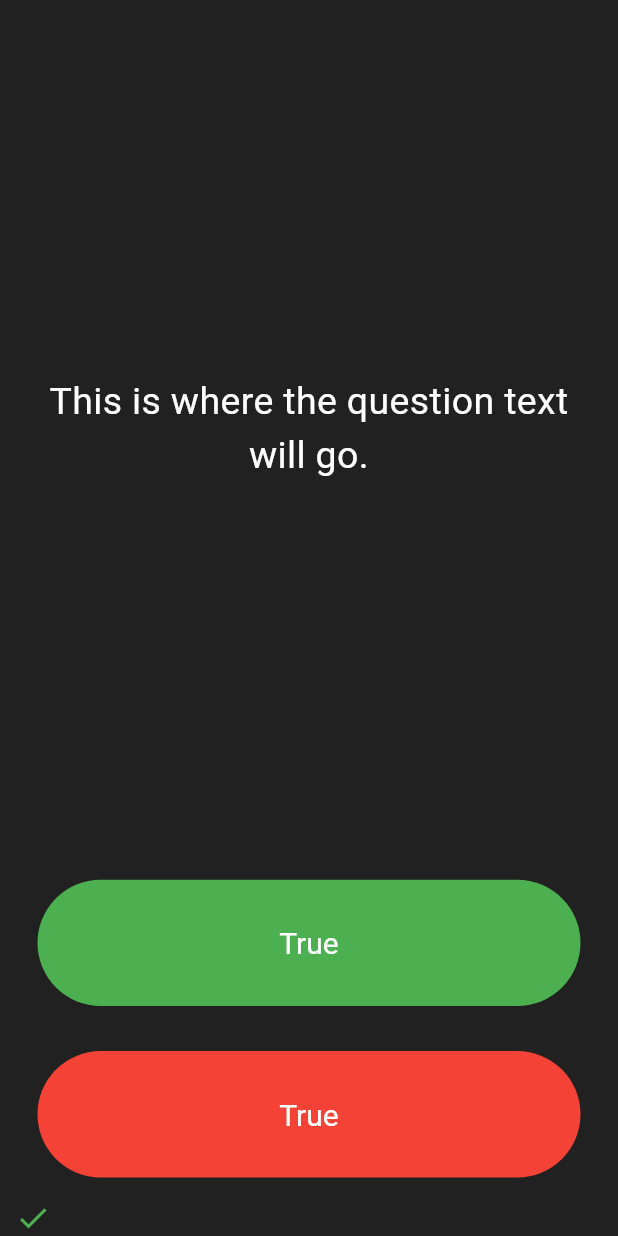
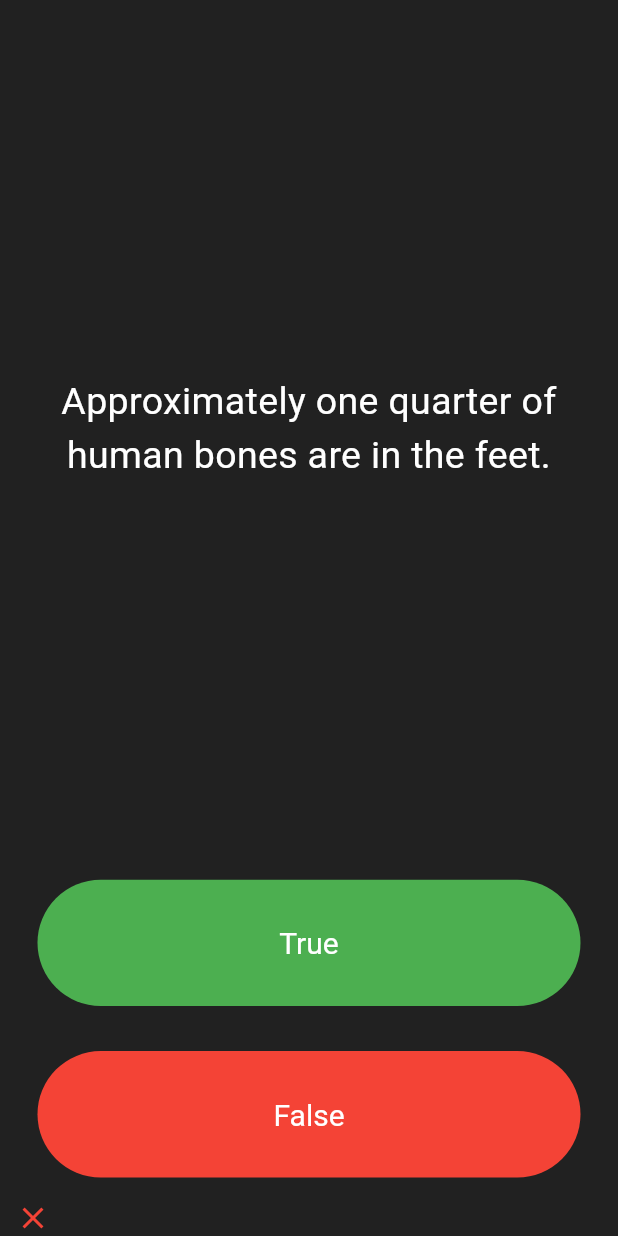
Before and after one commit to AntonioDehesa/Flutter_learning_journey, a Flutter app: the screen it shows after launch, after a tap on "True", on a phone screen of 412 x 824 dp. Run offline on Flutter 3.47's test engine with Material 3 defaults, Android fonts, the light colour scheme and no system bars; our stand-ins replace audioplayers.

Commit message:
Started section 10

```diff
--- a/quizzler_flutter/lib/main.dart
+++ b/quizzler_flutter/lib/main.dart
@@ -1,4 +1,5 @@
 import 'package:flutter/material.dart';
+import 'question.dart';
 
 void main() {
   runApp(const MyApp());
@@ -33,6 +34,18 @@ class QuizPage extends StatefulWidget {
 
 List<Widget> scoreKeeper = [];
 
+int questionNumber = 0;
+
+List<Question> questionBank = [
+  Question(
+      questionText: "You can lead a cow down stairs but not up stairs.",
+      questionAnswer: false),
+  Question(
+      questionText: "Approximately one quarter of human bones are in the feet.",
+      questionAnswer: true),
+  Question(questionText: 'A slug\'s blood is green.', questionAnswer: true)
+];
+
 class _QuizPageState extends State<QuizPage> {
   @override
   Widget build(BuildContext context) {
@@ -40,15 +53,15 @@ class _QuizPageState extends State<QuizPage> {
       mainAxisAlignment: MainAxisAlignment.spaceBetween,
       crossAxisAlignment: CrossAxisAlignment.stretch,
       children: <Widget>[
-        const Expanded(
+        Expanded(
           flex: 5,
           child: Padding(
-            padding: EdgeInsets.all(10.0),
+            padding: const EdgeInsets.all(10.0),
             child: Center(
               child: Text(
-                'This is where the question text will go.',
+                questionBank[questionNumber].questionText,
                 textAlign: TextAlign.center,
-                style: TextStyle(
+                style: const TextStyle(
                   fontSize: 25.0,
                   color: Colors.white,
                 ),
@@ -68,10 +81,17 @@ class _QuizPageState extends State<QuizPage> {
               onPressed: () {
                 // The user picked correctly
                 setState(() {
+                  if (questionBank[questionNumber++].questionAnswer == true) {
                     scoreKeeper.add(const Icon(
                       Icons.check,
                       color: Colors.green,
                     ));
+                  } else {
+                    scoreKeeper.add(const Icon(
+                      Icons.close,
+                      color: Colors.red,
+                    ));
+                  }
                 });
               },
               child: const Text("True"),
@@ -89,13 +109,20 @@ class _QuizPageState extends State<QuizPage> {
               ),
               onPressed: () {
                 setState(() {
+                  if (questionBank[questionNumber++].questionAnswer == false) {
+                    scoreKeeper.add(const Icon(
+                      Icons.check,
+                      color: Colors.green,
+                    ));
+                  } else {
                     scoreKeeper.add(const Icon(
                       Icons.close,
                       color: Colors.red,
                     ));
+                  }
                 });
               },
-              child: const Text("True"),
+              child: const Text("False"),
             ),
           ),
         ),
--- /dev/null
+++ b/quizzler_flutter/lib/question.dart
@@ -0,0 +1,6 @@
+class Question {
+  String questionText;
+  bool questionAnswer;
+
+  Question({required this.questionText, required this.questionAnswer});
+}
```
Lines whose indentation alone changed are shown as unchanged.
